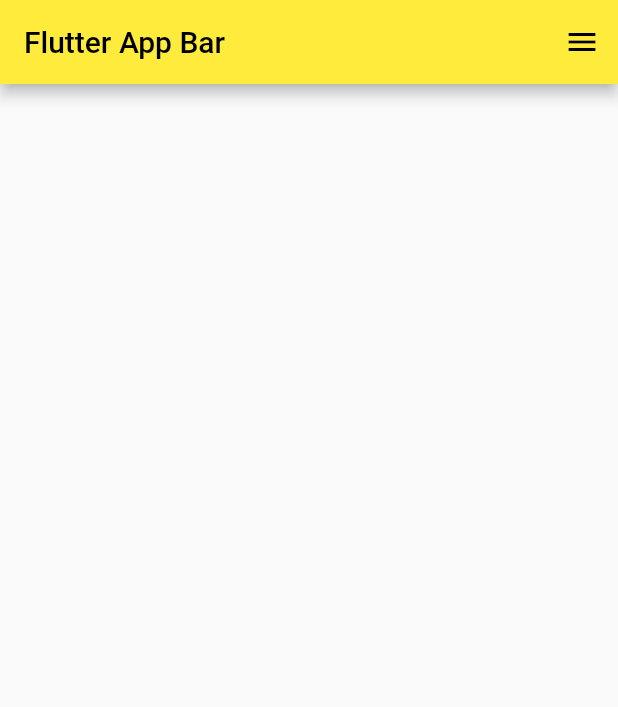
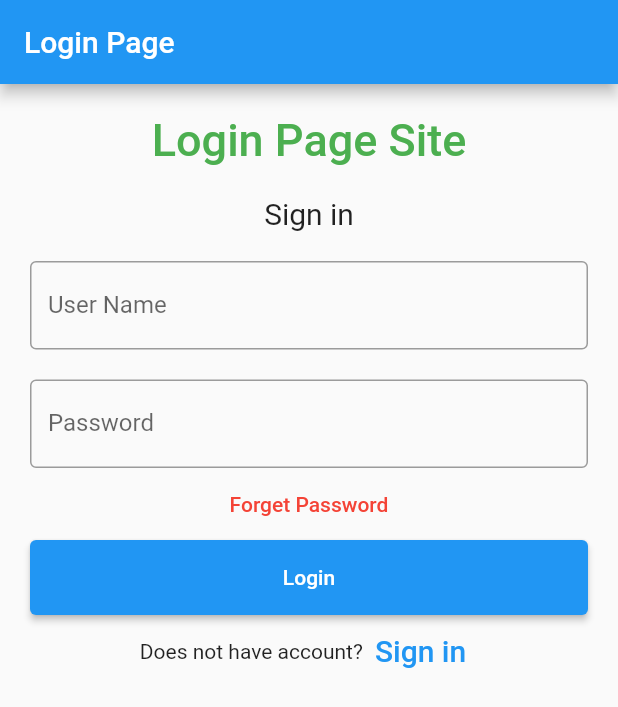
Before and after one commit to mdmanik74/Flutter-Practices, a Flutter app: the screen it shows after launch, on a phone screen of 412 x 824 dp. Shown: the top 707 px of the screen. Run offline on Flutter 3.47's test engine with Material 2 defaults, Android fonts, the phone set to English and light mode, and no system bars.

Commit message:
Flutter Login Page

```diff
--- a/lib/main.dart
+++ b/lib/main.dart
@@ -1,3 +1,98 @@
+
+import 'package:flutter/material.dart';
+void main() => runApp(MyApp());
+
+class MyApp extends StatelessWidget{
+  @override
+  Widget build(BuildContext context){
+    return MaterialApp(
+      home: Scaffold(
+      appBar: AppBar(title: Text('Login Page'),),
+        body: const MyStatefulWidget(),
+      ),
+    );
+  }
+}
+class MyStatefulWidget extends StatefulWidget {
+  const MyStatefulWidget({Key? key}) : super(key: key);
+  @override
+  State<MyStatefulWidget> createState() => _MyStatefulWidgetState();
+}
+
+class _MyStatefulWidgetState extends State<MyStatefulWidget> {
+  @override
+Widget build(BuildContext context){
+    return Padding(
+        padding:const EdgeInsets.all(10),
+    child: ListView(
+      children: [
+        Container(
+          alignment: Alignment.center,
+          padding: const EdgeInsets.all(10),
+          child: Text('Login Page Site',style: TextStyle(color: Colors.green,fontWeight: FontWeight.w500,fontSize: 30),),
+        ),
+        Container(
+            alignment: Alignment.center,
+            padding: const EdgeInsets.all(10),
+            child: const Text(
+              'Sign in',
+              style: TextStyle(fontSize: 20),
+            )
+        ),
+        Container(
+          padding: EdgeInsets.all(10),
+          child: TextField(
+            decoration: InputDecoration(
+              border: OutlineInputBorder(),
+              labelText: 'User Name',
+            ),
+          ),
+        ),
+        Container(
+          padding: EdgeInsets.fromLTRB(10, 10, 10, 0),
+          child: TextField(
+            obscureText: true,
+            decoration: InputDecoration(
+              border: OutlineInputBorder(),
+              labelText: 'Password',
+            ),
+          ),
+        ),
+        TextButton(onPressed: (){
+
+        }, child: Text('Forget Password',style: TextStyle(color: Colors.red),),),
+        Container(
+          height: 50,
+          padding: EdgeInsets.fromLTRB(10, 0, 10, 0),
+          child: ElevatedButton(
+            child: Text('Login'),
+            onPressed: (){
+
+            },
+          ),
+        ),
+      Row(
+        children: <Widget>[
+          const Text('Does not have account?'),
+          TextButton(
+            child: const Text(
+              'Sign in',
+              style: TextStyle(fontSize: 20),
+            ),
+            onPressed: () {
+              //signup screen
+            },
+          ),
+      ],
+        mainAxisAlignment: MainAxisAlignment.center,
+      ),
+      ],
+    ));
+  }
+}
+
+
+/*
 import 'package:flutter/cupertino.dart';
 import 'package:flutter/material.dart';
 
@@ -129,6 +224,10 @@ class MyApp extends StatelessWidget{
   }
 }
 
+*/
+
+ */
+/*
 
 class AlphabetWidget extends StatelessWidget {
   @override
```
Also changed, not shown: lib/HomePage.dart (added, +104 -0 lines).
